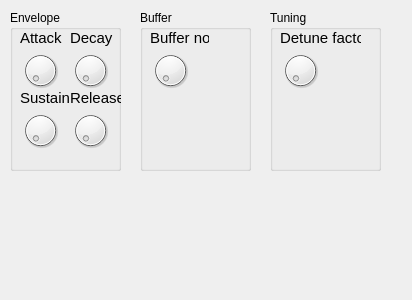
Old version of the form python/controller/ui/synth-controller.ui in the repository kj-jondell/Diabetes-Synth.
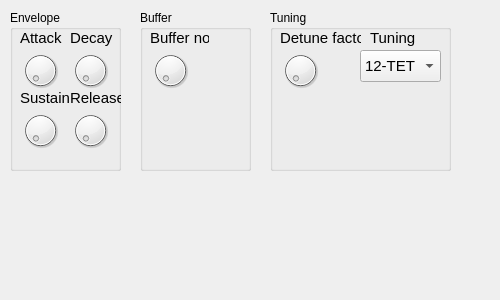
New version of the form.

```diff
--- a/python/controller/ui/synth-controller.ui
+++ b/python/controller/ui/synth-controller.ui
@@ -6,7 +6,7 @@
    <rect>
     <x>0</x>
     <y>0</y>
-    <width>412</width>
+    <width>500</width>
     <height>300</height>
    </rect>
   </property>
@@ -18,13 +18,13 @@
   </property>
   <property name="minimumSize">
    <size>
-    <width>412</width>
+    <width>500</width>
     <height>300</height>
    </size>
   </property>
   <property name="maximumSize">
    <size>
-    <width>412</width>
+    <width>500</width>
     <height>300</height>
    </size>
   </property>
@@ -215,12 +215,12 @@
     </property>
    </widget>
   </widget>
-  <widget class="QGroupBox" name="tuning">
+  <widget class="QGroupBox" name="tuning_group">
    <property name="geometry">
     <rect>
      <x>270</x>
      <y>10</y>
-     <width>111</width>
+     <width>181</width>
      <height>161</height>
     </rect>
    </property>
@@ -258,6 +258,59 @@
      <string>Detune factor</string>
     </property>
    </widget>
+   <widget class="QComboBox" name="tuning">
+    <property name="geometry">
+     <rect>
+      <x>90</x>
+      <y>40</y>
+      <width>81</width>
+      <height>32</height>
+     </rect>
+    </property>
+    <property name="font">
+     <font>
+      <pointsize>11</pointsize>
+     </font>
+    </property>
+    <item>
+     <property name="text">
+      <string>12-TET</string>
+     </property>
+    </item>
+    <item>
+     <property name="text">
+      <string>Just intonation</string>
+     </property>
+    </item>
+    <item>
+     <property name="text">
+      <string>19-TET</string>
+     </property>
+    </item>
+    <item>
+     <property name="text">
+      <string>29-TET</string>
+     </property>
+    </item>
+   </widget>
+   <widget class="QLabel" name="label_7">
+    <property name="geometry">
+     <rect>
+      <x>100</x>
+      <y>20</y>
+      <width>81</width>
+      <height>16</height>
+     </rect>
+    </property>
+    <property name="font">
+     <font>
+      <pointsize>11</pointsize>
+     </font>
+    </property>
+    <property name="text">
+     <string>Tuning</string>
+    </property>
+   </widget>
   </widget>
  </widget>
  <resources/>
```
